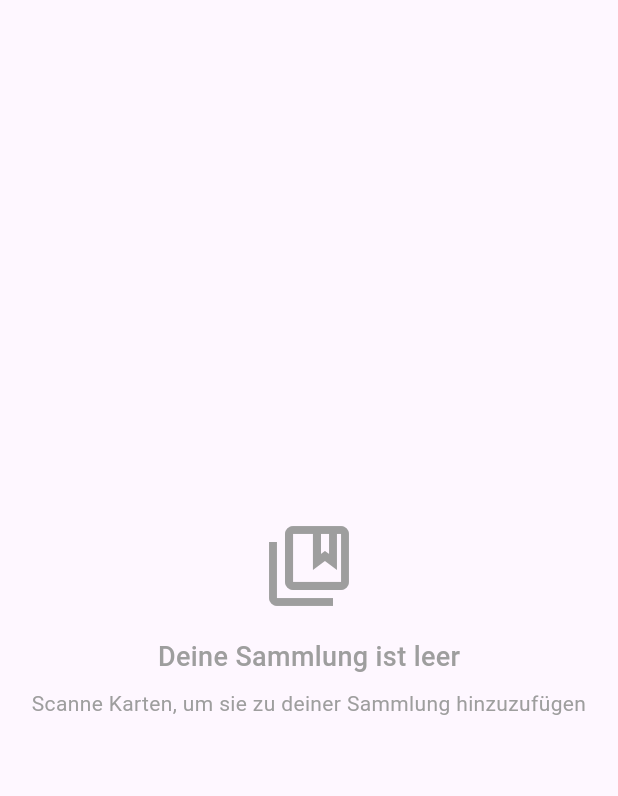
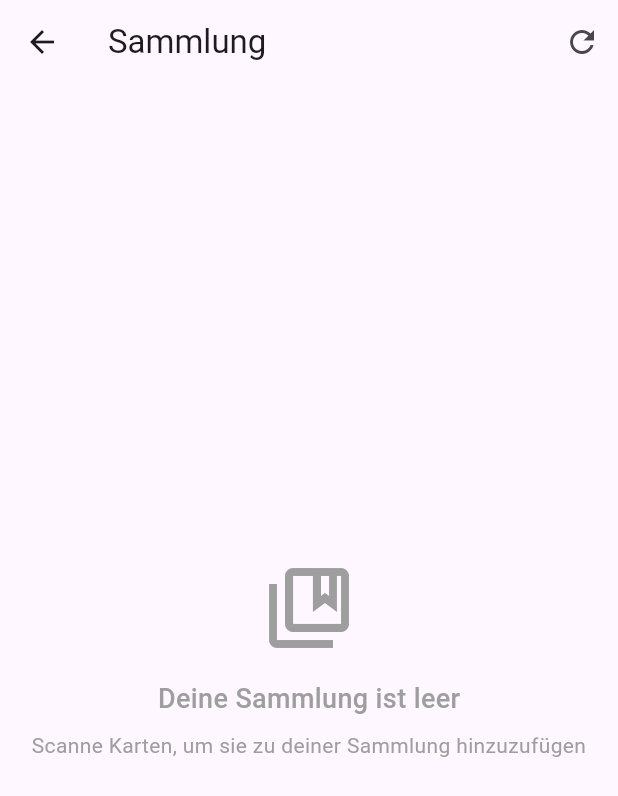
Before and after one commit to Filan-glitch/LoreScanner, a Flutter app: the CollectionScreen screen opened directly, on a phone screen of 412 x 824 dp. Shown: the top 796 px of the screen. Run offline on Flutter 3.47's test engine with Material 3 defaults, Android fonts, the phone set to English and light mode, and no system bars; our stand-ins replace camera, dart_mappable, persistent_bottom_nav_bar_v2, sqflite; missing offline and left inert: google_mlkit_text_recognition; accounts and stored records are empty; generated files the repository leaves out were written again.

Commit message:
Complete collection system fixes with database migration and robust error handling
Co-authored-by: Filan-glitch <69374237+Filan-glitch@users.noreply.github.com>

```diff
--- a/lib/screens/collection_screen.dart
+++ b/lib/screens/collection_screen.dart
@@ -10,6 +10,23 @@ class CollectionScreen extends StatelessWidget {
     final cardsProvider = context.watch<CardsProvider>();
     final collection = cardsProvider.collection;
 
+    return Scaffold(
+      appBar: AppBar(
+        title: const Text('Sammlung'),
+        actions: [
+          IconButton(
+            icon: const Icon(Icons.refresh),
+            onPressed: () async {
+              await cardsProvider.refreshCollection();
+            },
+          ),
+        ],
+      ),
+      body: _buildBody(cardsProvider, collection),
+    );
+  }
+
+  Widget _buildBody(CardsProvider cardsProvider, collection) {
     if (cardsProvider.isLoadingCollection) {
       return const Center(
         child: CircularProgressIndicator(),
```
Also changed, not shown: lib/provider/cards_provider.dart (+22 -7 lines), lib/service/database.dart (+32 -9 lines), 1 other file.
